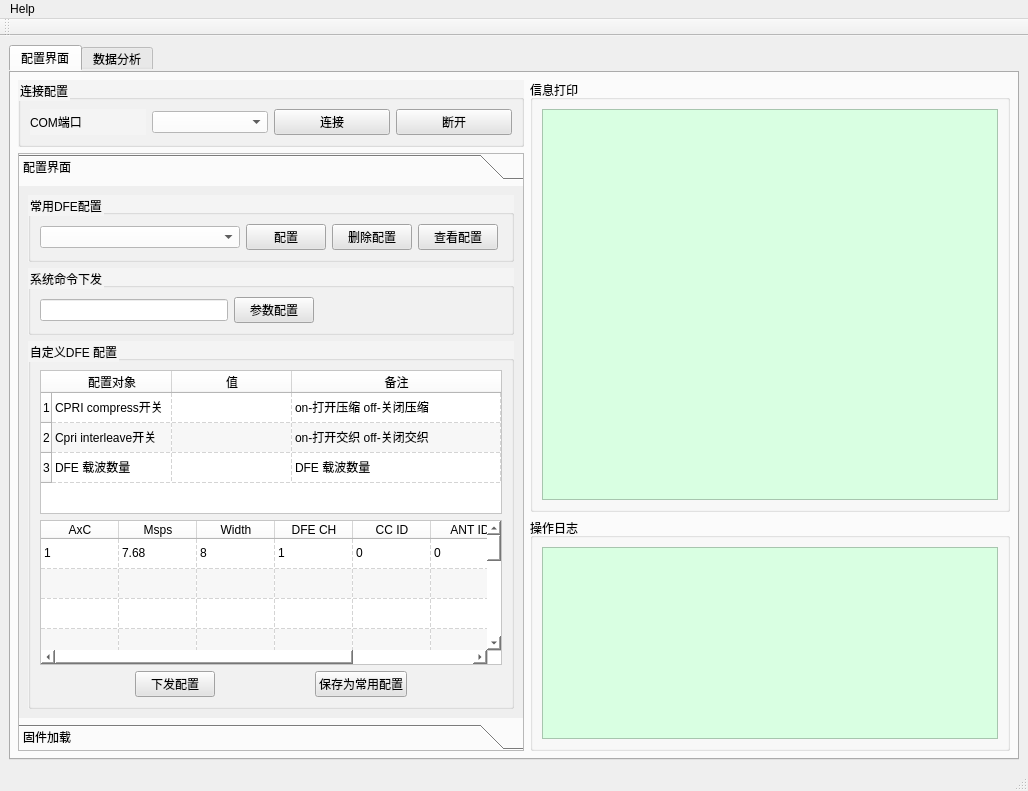
Before: the Qt Designer form ui/mainwindow_ui.ui in zhangbingxue/ScriptsTools, drawn with Qt 5.
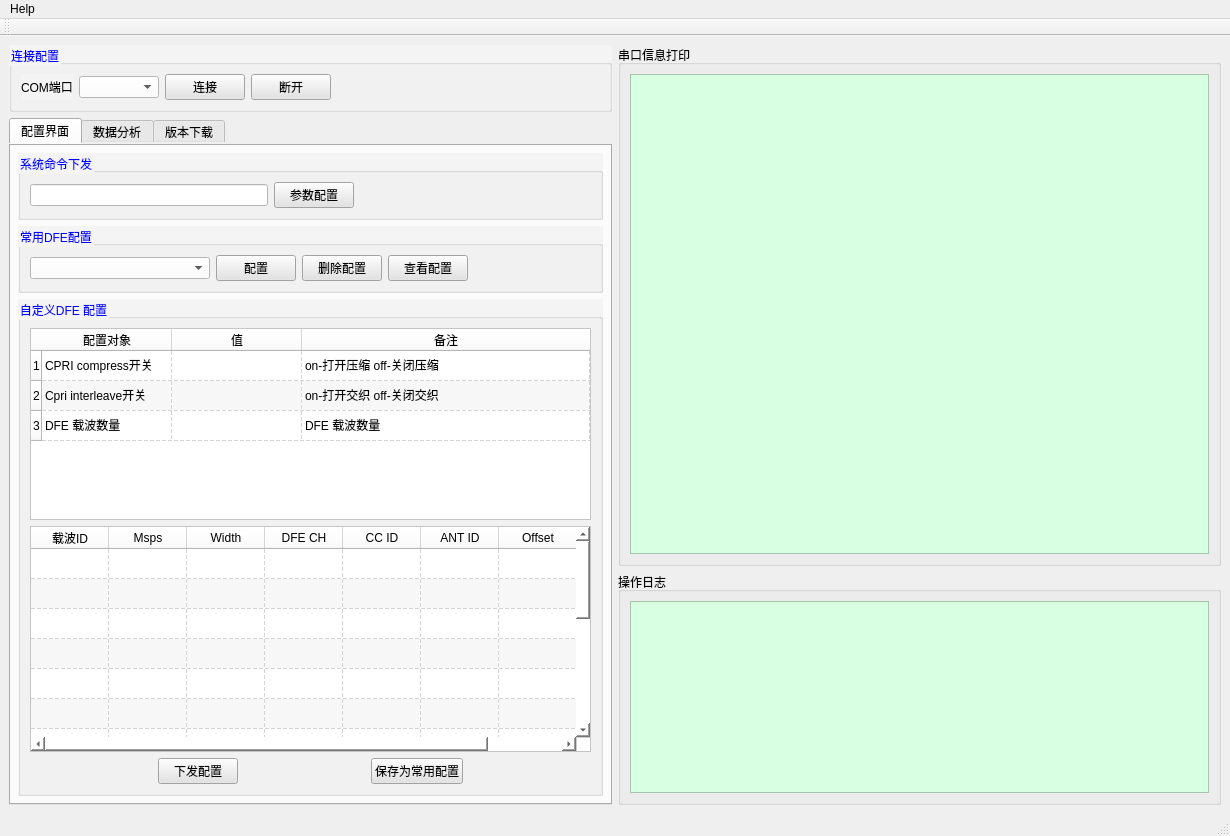
After: the same form once the commit is applied.

```diff
--- a/ui/mainwindow_ui.ui
+++ b/ui/mainwindow_ui.ui
@@ -6,34 +6,22 @@
    <rect>
     <x>0</x>
     <y>0</y>
-    <width>1028</width>
-    <height>791</height>
+    <width>1230</width>
+    <height>836</height>
    </rect>
   </property>
   <property name="windowTitle">
    <string>ICT7900测试平台</string>
   </property>
   <widget class="QWidget" name="centralwidget">
-   <layout class="QGridLayout" name="gridLayout_2">
-    <item row="0" column="0">
-     <widget class="QTabWidget" name="tabWidget">
-      <property name="styleSheet">
-       <string notr="true">border-color: rgb(241, 241, 241);</string>
-      </property>
-      <property name="currentIndex">
-       <number>0</number>
-      </property>
-      <widget class="QWidget" name="widget1">
-       <attribute name="title">
-        <string>配置界面</string>
-       </attribute>
        <layout class="QHBoxLayout" name="horizontalLayout_6">
         <item>
-         <layout class="QVBoxLayout" name="verticalLayout_4">
+     <layout class="QVBoxLayout" name="verticalLayout_5">
           <item>
            <widget class="QGroupBox" name="groupBox_2">
             <property name="styleSheet">
-             <string notr="true">background-color: rgb(244, 244, 244);</string>
+         <string notr="true">background-color: rgb(244, 244, 244);
+color: rgb(0, 0, 255);</string>
             </property>
             <property name="title">
              <string>连接配置</string>
@@ -41,6 +29,15 @@
             <layout class="QHBoxLayout" name="horizontalLayout">
              <item>
               <widget class="QLabel" name="label_3">
+           <property name="sizePolicy">
+            <sizepolicy hsizetype="Fixed" vsizetype="Preferred">
+             <horstretch>0</horstretch>
+             <verstretch>0</verstretch>
+            </sizepolicy>
+           </property>
+           <property name="styleSheet">
+            <string notr="true">color: rgb(0, 0, 0);</string>
+           </property>
                <property name="text">
                 <string>COM端口</string>
                </property>
@@ -48,8 +45,20 @@
              </item>
              <item>
               <widget class="QComboBox" name="comboBox">
+           <property name="sizePolicy">
+            <sizepolicy hsizetype="Minimum" vsizetype="Fixed">
+             <horstretch>0</horstretch>
+             <verstretch>0</verstretch>
+            </sizepolicy>
+           </property>
+           <property name="minimumSize">
+            <size>
+             <width>80</width>
+             <height>0</height>
+            </size>
+           </property>
                <property name="styleSheet">
-                <string notr="true">background-color: rgb(255, 255, 255);</string>
+            <string notr="true">background-color: rgb(255, 255, 255);color: rgb(0, 0, 0);</string>
                </property>
                <property name="editable">
                 <bool>false</bool>
@@ -59,7 +68,7 @@
              <item>
               <widget class="QPushButton" name="connnect_button">
                <property name="styleSheet">
-                <string notr="true">background-color: rgb(227, 227, 227);</string>
+            <string notr="true">QPushButton{background-color: rgb(227, 227, 227);color: rgb(0, 0, 0);}</string>
                </property>
                <property name="text">
                 <string>连接</string>
@@ -69,40 +78,93 @@
              <item>
               <widget class="QPushButton" name="disconnect_button">
                <property name="styleSheet">
-                <string notr="true">background-color: rgb(227, 227, 227);</string>
+            <string notr="true">background-color: rgb(227, 227, 227);color: rgb(0, 0, 0);</string>
                </property>
                <property name="text">
                 <string>断开</string>
                </property>
               </widget>
              </item>
+         <item>
+          <spacer name="horizontalSpacer_6">
+           <property name="orientation">
+            <enum>Qt::Horizontal</enum>
+           </property>
+           <property name="sizeHint" stdset="0">
+            <size>
+             <width>40</width>
+             <height>20</height>
+            </size>
+           </property>
+          </spacer>
+         </item>
             </layout>
            </widget>
           </item>
           <item>
-           <widget class="QToolBox" name="toolBox">
-            <property name="frameShape">
-             <enum>QFrame::StyledPanel</enum>
-            </property>
-            <property name="frameShadow">
-             <enum>QFrame::Plain</enum>
+       <widget class="QTabWidget" name="tabWidget">
+        <property name="styleSheet">
+         <string notr="true">border-color: rgb(241, 241, 241);</string>
             </property>
             <property name="currentIndex">
              <number>0</number>
             </property>
-            <widget class="QWidget" name="page_7">
-             <property name="geometry">
-              <rect>
-               <x>0</x>
-               <y>0</y>
-               <width>488</width>
-               <height>559</height>
-              </rect>
-             </property>
-             <attribute name="label">
+        <widget class="QWidget" name="widget1">
+         <attribute name="title">
               <string>配置界面</string>
              </attribute>
-             <layout class="QVBoxLayout" name="verticalLayout_5">
+         <layout class="QVBoxLayout" name="verticalLayout_2">
+          <item>
+           <layout class="QVBoxLayout" name="verticalLayout_4"/>
+          </item>
+          <item>
+           <widget class="QGroupBox" name="groupBox_5">
+            <property name="sizePolicy">
+             <sizepolicy hsizetype="Expanding" vsizetype="Preferred">
+              <horstretch>0</horstretch>
+              <verstretch>0</verstretch>
+             </sizepolicy>
+            </property>
+            <property name="styleSheet">
+             <string notr="true">background-color: rgb(244, 244, 244);color: rgb(0, 0, 255);</string>
+            </property>
+            <property name="title">
+             <string>系统命令下发</string>
+            </property>
+            <layout class="QHBoxLayout" name="horizontalLayout_4">
+             <item>
+              <widget class="QLineEdit" name="lineEdit_2">
+               <property name="styleSheet">
+                <string notr="true">background-color: rgb(255, 255, 255);color: rgb(0, 0, 0);</string>
+               </property>
+              </widget>
+             </item>
+             <item>
+              <widget class="QPushButton" name="cfgfile_button">
+               <property name="styleSheet">
+                <string notr="true">background-color: rgb(227, 227, 227);color: rgb(0, 0, 0);</string>
+               </property>
+               <property name="text">
+                <string>参数配置</string>
+               </property>
+              </widget>
+             </item>
+             <item>
+              <spacer name="horizontalSpacer_5">
+               <property name="orientation">
+                <enum>Qt::Horizontal</enum>
+               </property>
+               <property name="sizeHint" stdset="0">
+                <size>
+                 <width>40</width>
+                 <height>20</height>
+                </size>
+               </property>
+              </spacer>
+             </item>
+            </layout>
+           </widget>
+          </item>
               <item>
                <widget class="QGroupBox" name="groupBox_6">
                 <property name="sizePolicy">
@@ -112,7 +174,7 @@
                  </sizepolicy>
                 </property>
                 <property name="styleSheet">
-                 <string notr="true">background-color: rgb(244, 244, 244);</string>
+             <string notr="true">background-color: rgb(244, 244, 244);color: rgb(0, 0, 255);</string>
                 </property>
                 <property name="title">
                  <string>常用DFE配置</string>
@@ -128,19 +190,19 @@
                    </property>
                    <property name="minimumSize">
                     <size>
-                     <width>200</width>
-                     <height>0</height>
+                 <width>180</width>
+                 <height>20</height>
                     </size>
                    </property>
                    <property name="styleSheet">
-                    <string notr="true">background-color: rgb(255, 255, 255);</string>
+                <string notr="true">background-color: rgb(255, 255, 255);color: rgb(0, 0, 0);</string>
                    </property>
                   </widget>
                  </item>
                  <item>
                   <widget class="QPushButton" name="pushButton">
                    <property name="styleSheet">
-                    <string notr="true">background-color: rgb(227, 227, 227);</string>
+                <string notr="true">background-color: rgb(227, 227, 227);color: rgb(0, 0, 0);</string>
                    </property>
                    <property name="text">
                     <string>配置</string>
@@ -150,7 +212,7 @@
                  <item>
                   <widget class="QPushButton" name="pushButtonDelete">
                    <property name="styleSheet">
-                    <string notr="true">background-color: rgb(227, 227, 227);</string>
+                <string notr="true">background-color: rgb(227, 227, 227);color: rgb(0, 0, 0);</string>
                    </property>
                    <property name="text">
                     <string>删除配置</string>
@@ -160,7 +222,7 @@
                  <item>
                   <widget class="QPushButton" name="pushButton_3">
                    <property name="styleSheet">
-                    <string notr="true">background-color: rgb(227, 227, 227);</string>
+                <string notr="true">background-color: rgb(227, 227, 227);color: rgb(0, 0, 0);</string>
                    </property>
                    <property name="text">
                     <string>查看配置</string>
@@ -183,54 +245,6 @@
                 </layout>
                </widget>
               </item>
-              <item>
-               <widget class="QGroupBox" name="groupBox_5">
-                <property name="sizePolicy">
-                 <sizepolicy hsizetype="Expanding" vsizetype="Preferred">
-                  <horstretch>0</horstretch>
-                  <verstretch>0</verstretch>
-                 </sizepolicy>
-                </property>
-                <property name="styleSheet">
-                 <string notr="true">background-color: rgb(244, 244, 244);</string>
-                </property>
-                <property name="title">
-                 <string>系统命令下发</string>
-                </property>
-                <layout class="QHBoxLayout" name="horizontalLayout_4">
-                 <item>
-                  <widget class="QLineEdit" name="lineEdit_2">
-                   <property name="styleSheet">
-                    <string notr="true">background-color: rgb(255, 255, 255);</string>
-                   </property>
-                  </widget>
-                 </item>
-                 <item>
-                  <widget class="QPushButton" name="cfgfile_button">
-                   <property name="styleSheet">
-                    <string notr="true">background-color: rgb(227, 227, 227);</string>
-                   </property>
-                   <property name="text">
-                    <string>参数配置</string>
-                   </property>
-                  </widget>
-                 </item>
-                 <item>
-                  <spacer name="horizontalSpacer_5">
-                   <property name="orientation">
-                    <enum>Qt::Horizontal</enum>
-                   </property>
-                   <property name="sizeHint" stdset="0">
-                    <size>
-                     <width>40</width>
-                     <height>20</height>
-                    </size>
-                   </property>
-                  </spacer>
-                 </item>
-                </layout>
-               </widget>
-              </item>
               <item>
                <widget class="QGroupBox" name="groupBox_3">
                 <property name="sizePolicy">
@@ -240,7 +254,7 @@
                  </sizepolicy>
                 </property>
                 <property name="styleSheet">
-                 <string notr="true">background-color: rgb(244, 244, 244);</string>
+             <string notr="true">background-color: rgb(244, 244, 244);color: rgb(0, 0, 255);</string>
                 </property>
                 <property name="title">
                  <string>自定义DFE 配置</string>
@@ -249,7 +263,7 @@
                  <item>
                   <widget class="QTableWidget" name="tableWidget">
                    <property name="sizePolicy">
-                    <sizepolicy hsizetype="Expanding" vsizetype="Minimum">
+                <sizepolicy hsizetype="Expanding" vsizetype="Fixed">
                      <horstretch>0</horstretch>
                      <verstretch>0</verstretch>
                     </sizepolicy>
@@ -257,11 +271,11 @@
                    <property name="minimumSize">
                     <size>
                      <width>0</width>
-                     <height>40</height>
+                 <height>20</height>
                     </size>
                    </property>
                    <property name="styleSheet">
-                    <string notr="true">background-color: rgb(255, 255, 255);</string>
+                <string notr="true">background-color: rgb(255, 255, 255);color: rgb(0, 0, 0);</string>
                    </property>
                    <property name="alternatingRowColors">
                     <bool>true</bool>
@@ -282,7 +296,7 @@
                     <number>25</number>
                    </attribute>
                    <attribute name="horizontalHeaderDefaultSectionSize">
-                    <number>120</number>
+                <number>130</number>
                    </attribute>
                    <attribute name="horizontalHeaderStretchLastSection">
                     <bool>true</bool>
@@ -293,6 +307,9 @@
                    <attribute name="verticalHeaderCascadingSectionResizes">
                     <bool>false</bool>
                    </attribute>
+               <attribute name="verticalHeaderMinimumSectionSize">
+                <number>30</number>
+               </attribute>
                    <attribute name="verticalHeaderDefaultSectionSize">
                     <number>30</number>
                    </attribute>
@@ -374,7 +391,7 @@
                  <item>
                   <widget class="QTableWidget" name="tableWidget_2">
                    <property name="styleSheet">
-                    <string notr="true">background-color: rgb(255, 255, 255);</string>
+                <string notr="true">background-color: rgb(255, 255, 255);color: rgb(0, 0, 0);</string>
                    </property>
                    <property name="alternatingRowColors">
                     <bool>true</bool>
@@ -389,7 +406,7 @@
                     <number>78</number>
                    </attribute>
                    <attribute name="horizontalHeaderStretchLastSection">
-                    <bool>false</bool>
+                <bool>true</bool>
                    </attribute>
                    <attribute name="verticalHeaderVisible">
                     <bool>false</bool>
@@ -466,7 +483,7 @@
                    </row>
                    <column>
                     <property name="text">
-                     <string>AxC</string>
+                 <string>载波ID</string>
                     </property>
                    </column>
                    <column>
@@ -501,37 +518,37 @@
                    </column>
                    <item row="0" column="0">
                     <property name="text">
-                     <string>1</string>
+                 <string/>
                     </property>
                    </item>
                    <item row="0" column="1">
                     <property name="text">
-                     <string>7.68</string>
+                 <string/>
                     </property>
                    </item>
                    <item row="0" column="2">
                     <property name="text">
-                     <string>8</string>
+                 <string/>
                     </property>
                    </item>
                    <item row="0" column="3">
                     <property name="text">
-                     <string>1</string>
+                 <string/>
                     </property>
                    </item>
                    <item row="0" column="4">
                     <property name="text">
-                     <string>0</string>
+                 <string/>
                     </property>
                    </item>
                    <item row="0" column="5">
                     <property name="text">
-                     <string>0</string>
+                 <string/>
                     </property>
                    </item>
                    <item row="0" column="6">
                     <property name="text">
-                     <string>0</string>
+                 <string/>
                     </property>
                    </item>
                    <item row="1" column="0">
@@ -584,7 +601,7 @@
                    <item>
                     <widget class="QPushButton" name="btnCfgSend">
                      <property name="styleSheet">
-                      <string notr="true">background-color: rgb(227, 227, 227);</string>
+                  <string notr="true">background-color: rgb(227, 227, 227);color: rgb(0, 0, 0);</string>
                      </property>
                      <property name="text">
                       <string>下发配置</string>
@@ -607,7 +624,7 @@
                    <item>
                     <widget class="QPushButton" name="pushButton_save">
                      <property name="styleSheet">
-                      <string notr="true">background-color: rgb(227, 227, 227);</string>
+                  <string notr="true">background-color: rgb(227, 227, 227);color: rgb(0, 0, 0);</string>
                      </property>
                      <property name="text">
                       <string>保存为常用配置</string>
@@ -634,36 +651,15 @@
               </item>
              </layout>
             </widget>
-            <widget class="QWidget" name="page_8">
-             <property name="geometry">
-              <rect>
-               <x>0</x>
-               <y>0</y>
-               <width>488</width>
-               <height>559</height>
-              </rect>
-             </property>
-             <attribute name="label">
-              <string>固件加载</string>
-             </attribute>
-             <layout class="QVBoxLayout" name="verticalLayout_2">
-              <item>
-               <widget class="QGroupBox" name="groupBox_8">
-                <property name="title">
-                 <string>配置选择</string>
-                </property>
-                <layout class="QGridLayout" name="gridLayout">
-                 <item row="0" column="0">
-                  <widget class="QRadioButton" name="radioButton">
-                   <property name="text">
-                    <string>选择1</string>
-                   </property>
-                  </widget>
-                 </item>
-                </layout>
-               </widget>
-              </item>
-              <item>
+        <widget class="QWidget" name="widget2">
+         <attribute name="title">
+          <string>数据分析</string>
+         </attribute>
+        </widget>
+        <widget class="QWidget" name="tab">
+         <attribute name="title">
+          <string>版本下载</string>
+         </attribute>
                <widget class="QGroupBox" name="groupBox_7">
                 <property name="title">
                  <string>版本目录</string>
@@ -688,21 +684,6 @@
                  </item>
                 </layout>
                </widget>
-              </item>
-              <item>
-               <spacer name="verticalSpacer">
-                <property name="orientation">
-                 <enum>Qt::Vertical</enum>
-                </property>
-                <property name="sizeHint" stdset="0">
-                 <size>
-                  <width>20</width>
-                  <height>40</height>
-                 </size>
-                </property>
-               </spacer>
-              </item>
-             </layout>
             </widget>
            </widget>
           </item>
@@ -713,7 +694,7 @@
           <item>
            <widget class="QGroupBox" name="groupBox">
             <property name="title">
-             <string>信息打印</string>
+         <string>串口信息打印</string>
             </property>
             <property name="flat">
              <bool>false</bool>
@@ -780,15 +761,6 @@
         </item>
        </layout>
       </widget>
-      <widget class="QWidget" name="widget2">
-       <attribute name="title">
-        <string>数据分析</string>
-       </attribute>
-      </widget>
-     </widget>
-    </item>
-   </layout>
-  </widget>
   <widget class="QStatusBar" name="statusbar"/>
   <widget class="QToolBar" name="toolBar">
    <property name="windowTitle">
@@ -806,7 +778,7 @@
     <rect>
      <x>0</x>
      <y>0</y>
-     <width>1028</width>
+     <width>1230</width>
      <height>23</height>
     </rect>
    </property>
```
Left out of the diff: 11 changed lines with no effect on the pictures. Lines whose indentation alone changed are shown as unchanged.
